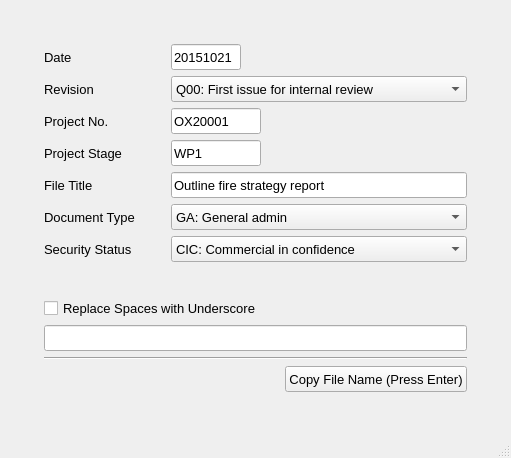
Qt form fsetoolsGUI/gui/layout/ui/dialog_0601_naming_convention.ui (fuyans/fsetoolsGUI) before a commit.
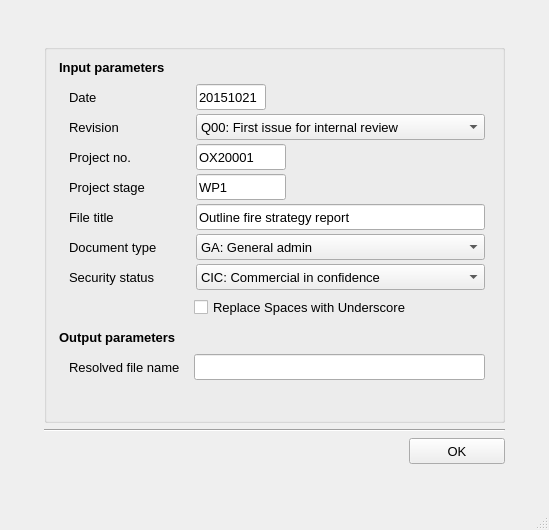
The same form after that commit.

Diff of the .ui file:
```diff
--- a/fsetoolsGUI/gui/layout/ui/dialog_0601_naming_convention.ui
+++ b/fsetoolsGUI/gui/layout/ui/dialog_0601_naming_convention.ui
@@ -6,8 +6,8 @@
    <rect>
     <x>0</x>
     <y>0</y>
-    <width>466</width>
-    <height>458</height>
+    <width>549</width>
+    <height>530</height>
    </rect>
   </property>
   <property name="windowTitle">
@@ -39,62 +39,61 @@
        <number>35</number>
       </property>
       <item>
-       <layout class="QFormLayout" name="formLayout">
-        <item row="0" column="0">
-         <widget class="QLabel" name="label_16">
-          <property name="minimumSize">
-           <size>
-            <width>121</width>
-            <height>26</height>
-           </size>
-          </property>
-          <property name="font">
-           <font>
-            <pointsize>10</pointsize>
-            <weight>50</weight>
-            <bold>false</bold>
-           </font>
-          </property>
-          <property name="toolTip">
-           <string>Date in YYMMDD (i.e. 201231) or YYYYMMDD (i.e. 20201231) format.</string>
-          </property>
-          <property name="statusTip">
-           <string>Date in YYMMDD (i.e. 201231) or YYYYMMDD (i.e. 20201231) format.</string>
-          </property>
-          <property name="text">
-           <string>Date</string>
-          </property>
-          <property name="alignment">
-           <set>Qt::AlignLeading|Qt::AlignLeft|Qt::AlignVCenter</set>
-          </property>
-         </widget>
-        </item>
-        <item row="0" column="1">
-         <widget class="QLineEdit" name="lineEdit_1_date">
+       <widget class="QGroupBox" name="groupBox">
+        <property name="sizePolicy">
+         <sizepolicy hsizetype="Preferred" vsizetype="Expanding">
+          <horstretch>0</horstretch>
+          <verstretch>0</verstretch>
+         </sizepolicy>
+        </property>
           <property name="minimumSize">
            <size>
-            <width>0</width>
-            <height>26</height>
+          <width>461</width>
+          <height>356</height>
            </size>
           </property>
           <property name="maximumSize">
            <size>
-            <width>70</width>
+          <width>16777215</width>
             <height>16777215</height>
            </size>
           </property>
+        <property name="title">
+         <string/>
+        </property>
+        <widget class="QLineEdit" name="lineEdit_5_title">
+         <property name="geometry">
+          <rect>
+           <x>152</x>
+           <y>160</y>
+           <width>289</width>
+           <height>26</height>
+          </rect>
+         </property>
+         <property name="minimumSize">
+          <size>
+           <width>200</width>
+           <height>26</height>
+          </size>
+         </property>
           <property name="font">
            <font>
             <pointsize>10</pointsize>
            </font>
           </property>
           <property name="text">
-           <string>20151021</string>
-          </property>
-         </widget>
-        </item>
-        <item row="1" column="0">
+          <string>Outline fire strategy report</string>
+         </property>
+        </widget>
          <widget class="QLabel" name="label_15">
+         <property name="geometry">
+          <rect>
+           <x>25</x>
+           <y>70</y>
+           <width>121</width>
+           <height>26</height>
+          </rect>
+         </property>
           <property name="minimumSize">
            <size>
             <width>121</width>
@@ -121,9 +120,191 @@
            <set>Qt::AlignLeading|Qt::AlignLeft|Qt::AlignVCenter</set>
           </property>
          </widget>
-        </item>
-        <item row="1" column="1">
+        <widget class="QLabel" name="label_19">
+         <property name="geometry">
+          <rect>
+           <x>25</x>
+           <y>190</y>
+           <width>121</width>
+           <height>26</height>
+          </rect>
+         </property>
+         <property name="minimumSize">
+          <size>
+           <width>121</width>
+           <height>26</height>
+          </size>
+         </property>
+         <property name="font">
+          <font>
+           <pointsize>10</pointsize>
+           <weight>50</weight>
+           <bold>false</bold>
+          </font>
+         </property>
+         <property name="toolTip">
+          <string>Document type.</string>
+         </property>
+         <property name="statusTip">
+          <string>Document type.</string>
+         </property>
+         <property name="text">
+          <string>Document type</string>
+         </property>
+         <property name="alignment">
+          <set>Qt::AlignLeading|Qt::AlignLeft|Qt::AlignVCenter</set>
+         </property>
+        </widget>
+        <widget class="QLineEdit" name="lineEdit_4_project_stage">
+         <property name="geometry">
+          <rect>
+           <x>152</x>
+           <y>130</y>
+           <width>90</width>
+           <height>26</height>
+          </rect>
+         </property>
+         <property name="minimumSize">
+          <size>
+           <width>0</width>
+           <height>26</height>
+          </size>
+         </property>
+         <property name="maximumSize">
+          <size>
+           <width>90</width>
+           <height>16777215</height>
+          </size>
+         </property>
+         <property name="font">
+          <font>
+           <pointsize>10</pointsize>
+          </font>
+         </property>
+         <property name="text">
+          <string>WP1</string>
+         </property>
+        </widget>
+        <widget class="QComboBox" name="comboBox_7_security_status">
+         <property name="geometry">
+          <rect>
+           <x>152</x>
+           <y>220</y>
+           <width>289</width>
+           <height>26</height>
+          </rect>
+         </property>
+         <property name="minimumSize">
+          <size>
+           <width>0</width>
+           <height>26</height>
+          </size>
+         </property>
+         <property name="font">
+          <font>
+           <pointsize>10</pointsize>
+          </font>
+         </property>
+         <item>
+          <property name="text">
+           <string>CIC: Commercial in confidence</string>
+          </property>
+         </item>
+         <item>
+          <property name="text">
+           <string>WPC: Without prejudice and confidential</string>
+          </property>
+         </item>
+         <item>
+          <property name="text">
+           <string>SDS: Secure document</string>
+          </property>
+         </item>
+         <item>
+          <property name="text">
+           <string>FID: Free issue document (no security status)</string>
+          </property>
+         </item>
+        </widget>
+        <widget class="QLabel" name="label_20">
+         <property name="geometry">
+          <rect>
+           <x>25</x>
+           <y>220</y>
+           <width>121</width>
+           <height>26</height>
+          </rect>
+         </property>
+         <property name="minimumSize">
+          <size>
+           <width>121</width>
+           <height>26</height>
+          </size>
+         </property>
+         <property name="font">
+          <font>
+           <pointsize>10</pointsize>
+           <weight>50</weight>
+           <bold>false</bold>
+          </font>
+         </property>
+         <property name="toolTip">
+          <string>Security status.</string>
+         </property>
+         <property name="statusTip">
+          <string>Security status.</string>
+         </property>
+         <property name="text">
+          <string>Security status</string>
+         </property>
+         <property name="alignment">
+          <set>Qt::AlignLeading|Qt::AlignLeft|Qt::AlignVCenter</set>
+         </property>
+        </widget>
+        <widget class="QLabel" name="label_16">
+         <property name="geometry">
+          <rect>
+           <x>25</x>
+           <y>40</y>
+           <width>121</width>
+           <height>26</height>
+          </rect>
+         </property>
+         <property name="minimumSize">
+          <size>
+           <width>121</width>
+           <height>26</height>
+          </size>
+         </property>
+         <property name="font">
+          <font>
+           <pointsize>10</pointsize>
+           <weight>50</weight>
+           <bold>false</bold>
+          </font>
+         </property>
+         <property name="toolTip">
+          <string>Date in YYMMDD (i.e. 201231) or YYYYMMDD (i.e. 20201231) format.</string>
+         </property>
+         <property name="statusTip">
+          <string>Date in YYMMDD (i.e. 201231) or YYYYMMDD (i.e. 20201231) format.</string>
+         </property>
+         <property name="text">
+          <string>Date</string>
+         </property>
+         <property name="alignment">
+          <set>Qt::AlignLeading|Qt::AlignLeft|Qt::AlignVCenter</set>
+         </property>
+        </widget>
          <widget class="QComboBox" name="comboBox_2_revision">
+         <property name="geometry">
+          <rect>
+           <x>152</x>
+           <y>70</y>
+           <width>289</width>
+           <height>26</height>
+          </rect>
+         </property>
           <property name="minimumSize">
            <size>
             <width>0</width>
@@ -177,44 +358,15 @@
            </property>
           </item>
          </widget>
-        </item>
-        <item row="2" column="0">
-         <widget class="QLabel" name="label_14">
-          <property name="minimumSize">
-           <size>
-            <width>121</width>
-            <height>26</height>
-           </size>
-          </property>
-          <property name="maximumSize">
-           <size>
-            <width>90</width>
-            <height>16777215</height>
-           </size>
-          </property>
-          <property name="font">
-           <font>
-            <pointsize>10</pointsize>
-            <weight>50</weight>
-            <bold>false</bold>
-           </font>
-          </property>
-          <property name="toolTip">
-           <string>Project number.</string>
-          </property>
-          <property name="statusTip">
-           <string>Project number.</string>
-          </property>
-          <property name="text">
-           <string>Project No.</string>
-          </property>
-          <property name="alignment">
-           <set>Qt::AlignLeading|Qt::AlignLeft|Qt::AlignVCenter</set>
-          </property>
-         </widget>
-        </item>
-        <item row="2" column="1">
          <widget class="QLineEdit" name="lineEdit_3_project_no">
+         <property name="geometry">
+          <rect>
+           <x>152</x>
+           <y>100</y>
+           <width>90</width>
+           <height>26</height>
+          </rect>
+         </property>
           <property name="minimumSize">
            <size>
             <width>0</width>
@@ -236,41 +388,18 @@
            <string>OX20001</string>
           </property>
          </widget>
-        </item>
-        <item row="3" column="0">
-         <widget class="QLabel" name="label_17">
-          <property name="minimumSize">
-           <size>
+        <widget class="QLabel" name="label_14">
+         <property name="geometry">
+          <rect>
+           <x>25</x>
+           <y>100</y>
             <width>121</width>
             <height>26</height>
-           </size>
-          </property>
-          <property name="font">
-           <font>
-            <pointsize>10</pointsize>
-            <weight>50</weight>
-            <bold>false</bold>
-           </font>
-          </property>
-          <property name="toolTip">
-           <string>Project stage.</string>
-          </property>
-          <property name="statusTip">
-           <string>Project stage.</string>
-          </property>
-          <property name="text">
-           <string>Project Stage</string>
-          </property>
-          <property name="alignment">
-           <set>Qt::AlignLeading|Qt::AlignLeft|Qt::AlignVCenter</set>
-          </property>
-         </widget>
-        </item>
-        <item row="3" column="1">
-         <widget class="QLineEdit" name="lineEdit_4_project_stage">
+          </rect>
+         </property>
           <property name="minimumSize">
            <size>
-            <width>0</width>
+           <width>121</width>
             <height>26</height>
            </size>
           </property>
@@ -283,24 +412,6 @@
           <property name="font">
            <font>
             <pointsize>10</pointsize>
-           </font>
-          </property>
-          <property name="text">
-           <string>WP1</string>
-          </property>
-         </widget>
-        </item>
-        <item row="4" column="0">
-         <widget class="QLabel" name="label_18">
-          <property name="minimumSize">
-           <size>
-            <width>121</width>
-            <height>26</height>
-           </size>
-          </property>
-          <property name="font">
-           <font>
-            <pointsize>10</pointsize>
             <weight>50</weight>
             <bold>false</bold>
            </font>
@@ -312,44 +423,51 @@
            <string>File title in plain English.</string>
           </property>
           <property name="text">
-           <string>File Title</string>
+          <string>Project no.</string>
           </property>
           <property name="alignment">
            <set>Qt::AlignLeading|Qt::AlignLeft|Qt::AlignVCenter</set>
           </property>
          </widget>
-        </item>
-        <item row="5" column="0">
-         <widget class="QLabel" name="label_19">
+        <widget class="QLineEdit" name="lineEdit_1_date">
+         <property name="geometry">
+          <rect>
+           <x>152</x>
+           <y>40</y>
+           <width>70</width>
+           <height>26</height>
+          </rect>
+         </property>
           <property name="minimumSize">
            <size>
-            <width>121</width>
+           <width>0</width>
             <height>26</height>
            </size>
           </property>
+         <property name="maximumSize">
+          <size>
+           <width>70</width>
+           <height>16777215</height>
+          </size>
+         </property>
           <property name="font">
            <font>
             <pointsize>10</pointsize>
-            <weight>50</weight>
-            <bold>false</bold>
-           </font>
-          </property>
-          <property name="toolTip">
-           <string>Document type.</string>
-          </property>
-          <property name="statusTip">
-           <string>Document type.</string>
-          </property>
+          </font>
+         </property>
           <property name="text">
-           <string>Document Type</string>
-          </property>
-          <property name="alignment">
-           <set>Qt::AlignLeading|Qt::AlignLeft|Qt::AlignVCenter</set>
-          </property>
-         </widget>
-        </item>
-        <item row="5" column="1">
+          <string>20151021</string>
+         </property>
+        </widget>
          <widget class="QComboBox" name="comboBox_6_type">
+         <property name="geometry">
+          <rect>
+           <x>152</x>
+           <y>190</y>
+           <width>289</width>
+           <height>26</height>
+          </rect>
+         </property>
           <property name="minimumSize">
            <size>
             <width>0</width>
@@ -442,9 +560,15 @@
            </property>
           </item>
          </widget>
-        </item>
-        <item row="6" column="0">
-         <widget class="QLabel" name="label_20">
+        <widget class="QLabel" name="label_18">
+         <property name="geometry">
+          <rect>
+           <x>25</x>
+           <y>160</y>
+           <width>121</width>
+           <height>26</height>
+          </rect>
+         </property>
           <property name="minimumSize">
            <size>
             <width>121</width>
@@ -465,88 +589,126 @@
            <string>Security status.</string>
           </property>
           <property name="text">
-           <string>Security Status</string>
+          <string>File title</string>
           </property>
           <property name="alignment">
            <set>Qt::AlignLeading|Qt::AlignLeft|Qt::AlignVCenter</set>
           </property>
          </widget>
-        </item>
-        <item row="6" column="1">
-         <widget class="QComboBox" name="comboBox_7_security_status">
+        <widget class="QLabel" name="label_17">
+         <property name="geometry">
+          <rect>
+           <x>25</x>
+           <y>130</y>
+           <width>121</width>
+           <height>26</height>
+          </rect>
+         </property>
           <property name="minimumSize">
            <size>
-            <width>0</width>
+           <width>121</width>
             <height>26</height>
            </size>
           </property>
           <property name="font">
            <font>
             <pointsize>10</pointsize>
-           </font>
-          </property>
-          <item>
-           <property name="text">
-            <string>CIC: Commercial in confidence</string>
-           </property>
-          </item>
-          <item>
-           <property name="text">
-            <string>WPC: Without prejudice and confidential</string>
-           </property>
-          </item>
-          <item>
+           <weight>50</weight>
+           <bold>false</bold>
+          </font>
+         </property>
+         <property name="toolTip">
+          <string>Project stage.</string>
+         </property>
+         <property name="statusTip">
+          <string>Project stage.</string>
+         </property>
            <property name="text">
-            <string>SDS: Secure document</string>
-           </property>
-          </item>
-          <item>
-           <property name="text">
-            <string>FID: Free issue document (no security status)</string>
-           </property>
-          </item>
-         </widget>
-        </item>
-        <item row="4" column="1">
-         <widget class="QLineEdit" name="lineEdit_5_title">
+          <string>Project stage</string>
+         </property>
+         <property name="alignment">
+          <set>Qt::AlignLeading|Qt::AlignLeft|Qt::AlignVCenter</set>
+         </property>
+        </widget>
+        <widget class="QLabel" name="label_21">
+         <property name="geometry">
+          <rect>
+           <x>15</x>
+           <y>10</y>
+           <width>121</width>
+           <height>26</height>
+          </rect>
+         </property>
           <property name="minimumSize">
            <size>
-            <width>200</width>
+           <width>121</width>
             <height>26</height>
            </size>
           </property>
           <property name="font">
            <font>
             <pointsize>10</pointsize>
-           </font>
-          </property>
+           <weight>75</weight>
+           <bold>true</bold>
+          </font>
+         </property>
+         <property name="toolTip">
+          <string>Date in YYMMDD (i.e. 201231) or YYYYMMDD (i.e. 20201231) format.</string>
+         </property>
+         <property name="statusTip">
+          <string>Date in YYMMDD (i.e. 201231) or YYYYMMDD (i.e. 20201231) format.</string>
+         </property>
           <property name="text">
-           <string>Outline fire strategy report</string>
-          </property>
-         </widget>
-        </item>
-       </layout>
-      </item>
-      <item>
-       <spacer name="verticalSpacer">
+          <string>Input parameters</string>
+         </property>
+         <property name="alignment">
+          <set>Qt::AlignLeading|Qt::AlignLeft|Qt::AlignVCenter</set>
+         </property>
+        </widget>
+        <widget class="QLabel" name="label_22">
+         <property name="geometry">
+          <rect>
+           <x>15</x>
+           <y>280</y>
+           <width>416</width>
+           <height>26</height>
+          </rect>
+         </property>
+         <property name="minimumSize">
+          <size>
+           <width>121</width>
+           <height>26</height>
+          </size>
+         </property>
         <property name="font">
          <font>
           <pointsize>10</pointsize>
-         </font>
-        </property>
-        <property name="orientation">
-         <enum>Qt::Vertical</enum>
-        </property>
-        <property name="sizeHint" stdset="0">
-         <size>
-          <width>20</width>
-          <height>40</height>
-         </size>
-        </property>
-       </spacer>
-      </item>
-      <item>
+           <weight>75</weight>
+           <bold>true</bold>
+          </font>
+         </property>
+         <property name="toolTip">
+          <string>Date in YYMMDD (i.e. 201231) or YYYYMMDD (i.e. 20201231) format.</string>
+         </property>
+         <property name="statusTip">
+          <string>Date in YYMMDD (i.e. 201231) or YYYYMMDD (i.e. 20201231) format.</string>
+         </property>
+         <property name="text">
+          <string>Output parameters</string>
+         </property>
+         <property name="alignment">
+          <set>Qt::AlignLeading|Qt::AlignLeft|Qt::AlignVCenter</set>
+         </property>
+        </widget>
        <widget class="QCheckBox" name="checkBox_replace_spaces">
+         <property name="geometry">
+          <rect>
+           <x>150</x>
+           <y>250</y>
+           <width>291</width>
+           <height>26</height>
+          </rect>
+         </property>
         <property name="font">
          <font>
           <pointsize>10</pointsize>
@@ -562,9 +724,15 @@
          <string>Replace Spaces with Underscore</string>
         </property>
        </widget>
-      </item>
-      <item>
        <widget class="QLineEdit" name="lineEdit_out_result">
+         <property name="geometry">
+          <rect>
+           <x>150</x>
+           <y>310</y>
+           <width>291</width>
+           <height>26</height>
+          </rect>
+         </property>
         <property name="minimumSize">
          <size>
           <width>0</width>
@@ -582,6 +750,42 @@
         <property name="statusTip">
          <string>Composed file name.</string>
         </property>
+        </widget>
+        <widget class="QLabel" name="label_23">
+         <property name="geometry">
+          <rect>
+           <x>25</x>
+           <y>310</y>
+           <width>121</width>
+           <height>26</height>
+          </rect>
+         </property>
+         <property name="minimumSize">
+          <size>
+           <width>121</width>
+           <height>26</height>
+          </size>
+         </property>
+         <property name="font">
+          <font>
+           <pointsize>10</pointsize>
+           <weight>50</weight>
+           <bold>false</bold>
+          </font>
+         </property>
+         <property name="toolTip">
+          <string>Security status.</string>
+         </property>
+         <property name="statusTip">
+          <string>Security status.</string>
+         </property>
+         <property name="text">
+          <string>Resolved file name</string>
+         </property>
+         <property name="alignment">
+          <set>Qt::AlignLeading|Qt::AlignLeft|Qt::AlignVCenter</set>
+         </property>
+        </widget>
        </widget>
       </item>
       <item>
@@ -626,13 +830,13 @@
           </property>
           <property name="minimumSize">
            <size>
-            <width>0</width>
+            <width>96</width>
             <height>26</height>
            </size>
           </property>
           <property name="maximumSize">
            <size>
-            <width>16777215</width>
+            <width>96</width>
             <height>26</height>
            </size>
           </property>
@@ -648,7 +852,7 @@
            <string>Click (or press Enter) to copy the generated file name.</string>
           </property>
           <property name="text">
-           <string>Copy File Name (Press Enter)</string>
+           <string>OK</string>
           </property>
          </widget>
         </item>
```
Left out of the diff: 14 changed lines with no effect on the pictures. Lines whose indentation alone changed are shown as unchanged.
